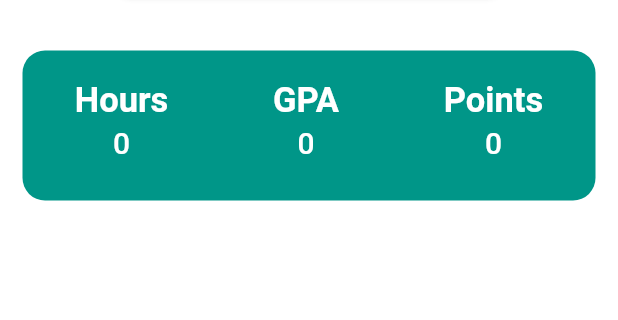
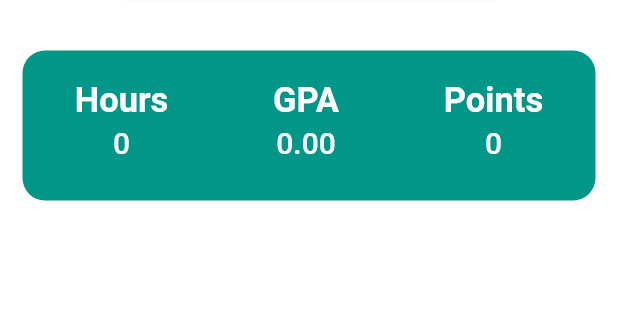
Before and after one commit to abdelrahmanyasser65/GPA, a Flutter app: the screen it shows after launch, after a tap on "GPA", on a phone screen of 412 x 824 dp, the part 515-835 px from its top. Run offline on Flutter 3.47's test engine with Material 2 defaults, Android fonts, the phone set to English and light mode, and no system bars.

Commit message:
abdo=>11/7

```diff
--- a/lib/components/constants.dart
+++ b/lib/components/constants.dart
@@ -1,8 +1,8 @@
 import 'package:flutter/material.dart';
-import 'package:gpacalculate/screens/add_semester.dart';
-import 'package:gpacalculate/screens/all_courses.dart';
+import 'package:gpacalculate/screens/drawer/add_semester.dart';
+import 'package:gpacalculate/screens/drawer/all_courses.dart';
 import 'package:gpacalculate/screens/main_screen.dart';
-import 'package:gpacalculate/screens/gpa_calculator.dart';
+import 'package:gpacalculate/screens/drawer/gpa_calculator.dart';
 
 import '../screens/semersters/GPa.dart';
 import '../screens/semersters/level1/semester1.dart';
--- a/lib/logic/main_logic.dart
+++ b/lib/logic/main_logic.dart
@@ -1,6 +1,16 @@
 import 'package:flutter/material.dart';
 
 class MainLogic extends ChangeNotifier{
-  //
+  double gpa=0.0;
+  double hours=000;
+  double points=000;
+  void changeGPA(
+      double hour,double point
+      ){
+    gpa=point/hour;
+    points=point;
+    hours=hour;
+    notifyListeners();
+  }
 
 }
--- a/lib/screens/add_semester.dart
+++ b/lib/screens/drawer/add_semester.dart
@@ -1,6 +1,6 @@
 import 'package:flutter/material.dart';
 import 'package:gpacalculate/components/constants.dart';
-import 'package:gpacalculate/screens/drawer.dart';
+import 'package:gpacalculate/screens/drawer/drawer.dart';
 
 class AddSemester extends StatelessWidget {
   const AddSemester({Key? key}) : super(key: key);
--- a/lib/screens/main_screen.dart
+++ b/lib/screens/main_screen.dart
@@ -1,6 +1,5 @@
 import 'package:flutter/material.dart';
 import 'package:gpacalculate/components/constants.dart';
-
 class MainScreen extends StatelessWidget {
   const MainScreen({Key? key}) : super(key: key);
 
--- a/lib/screens/semersters/GPa.dart
+++ b/lib/screens/semersters/GPa.dart
@@ -1,5 +1,7 @@
 import 'package:gpacalculate/components/constants.dart';
 import 'package:flutter/material.dart';
+import 'package:gpacalculate/logic/main_logic.dart';
+import 'package:provider/provider.dart';
 
 import '../../components/components.dart';
 
@@ -11,6 +13,10 @@ class GPAScreen extends StatelessWidget {
 
   @override
   Widget build(BuildContext context) {
+    return ChangeNotifierProvider(
+      create:(_)=>MainLogic(),
+      builder: (ctx,_){
+      var provider =  Provider.of<MainLogic>(context);
         return Scaffold(
           backgroundColor: Colors.white.withOpacity(0.9),
           appBar: AppBar(
@@ -50,7 +56,10 @@ class GPAScreen extends StatelessWidget {
                     style: ElevatedButton.styleFrom(
                         shape: RoundedRectangleBorder(
                             borderRadius: BorderRadius.circular(13))),
-                onPressed: () {},
+                    onPressed: ()=>provider.changeGPA(
+                      double.parse(hoursController.text),
+                      double.parse(pointsController.text)
+                    ),
                     child: Text(
                       "Calculate",
                       style: titleSmallStyle,
@@ -76,7 +85,7 @@ class GPAScreen extends StatelessWidget {
                           const SizedBox(
                             height: 3,
                           ),
-                      Text('0',
+                          Text(provider.hours.toStringAsFixed(0),
                               style: subTitleStyle1.copyWith(color: Colors.white))
                         ],
                       ),
@@ -87,7 +96,7 @@ class GPAScreen extends StatelessWidget {
                             height: 3,
                           ),
                           Text(
-                        "0",
+                            provider.gpa.toStringAsFixed(2),
                             style: subTitleStyle1.copyWith(color: Colors.white),
                           )
                         ],
@@ -101,7 +110,7 @@ class GPAScreen extends StatelessWidget {
                           const SizedBox(
                             height: 3,
                           ),
-                      Text('0',
+                          Text(provider.points.toStringAsFixed(0),
                               style: subTitleStyle1.copyWith(color: Colors.white))
                         ],
                       ),
@@ -112,5 +121,7 @@ class GPAScreen extends StatelessWidget {
             ),
           ),
         );
+      } ,
+    );
   }
 }
```
Also changed, not shown: lib/screens/drawer/all_courses.dart (renamed from lib/screens/all_courses.dart), lib/screens/drawer/drawer.dart (renamed from lib/screens/drawer.dart), lib/screens/drawer/gpa_calculator.dart (renamed from lib/screens/gpa_calculator.dart). Lines whose indentation alone changed are shown as unchanged.
